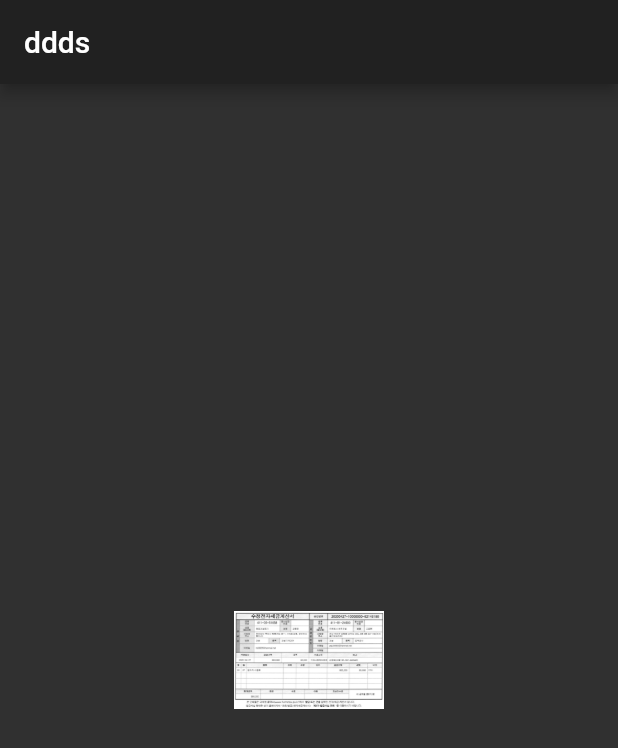
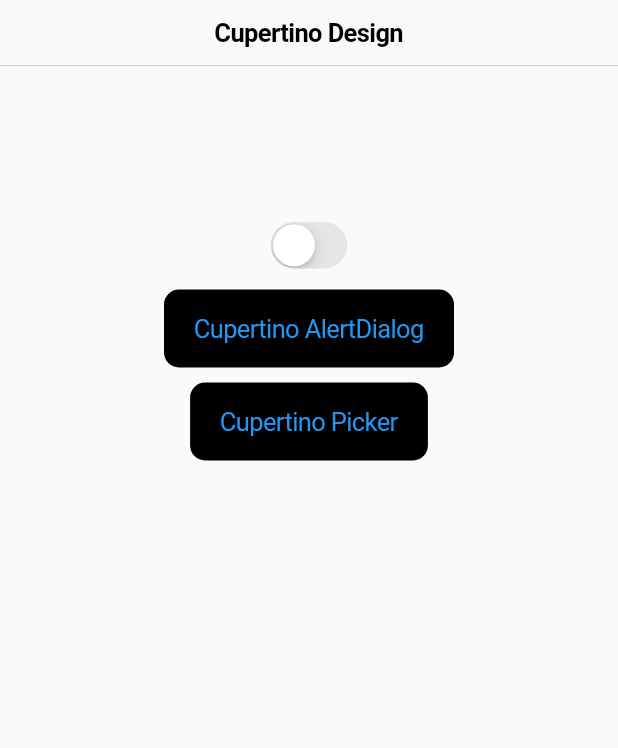
Before and after one commit to cckn/Learning-Flutter, a Flutter app: the screen it shows after launch, on a phone screen of 412 x 824 dp. Shown: the top 748 px of the screen. Run offline on Flutter 3.47's test engine with Material 2 defaults, Android fonts, the phone set to English and light mode, and no system bars.

Commit message:
Learn Cupertino Alert

```diff
--- a/lib/main.dart
+++ b/lib/main.dart
@@ -1,3 +1,4 @@
+import 'package:flutter/cupertino.dart';
 import 'package:flutter/material.dart';
 
 void main() => runApp(MyApp());
@@ -7,55 +8,80 @@ class MyApp extends StatelessWidget {
   Widget build(BuildContext context) {
     // TODO: implement build
     return MaterialApp(
-        title: "Flutter Demo", theme: ThemeData.dark(), home: HeroPage());
+        title: "Flutter Demo", theme: ThemeData.light(), home: MyHomePage());
   }
 }
 
-class HeroPage extends StatelessWidget {
+class MyHomePage extends StatefulWidget {
+  @override
+  _MyHomePageState createState() => _MyHomePageState();
+}
+
+class _MyHomePageState extends State<MyHomePage> {
+  bool _isOn = false;
   @override
   Widget build(BuildContext context) {
     return Scaffold(
-      appBar: AppBar(
-        title: Text("ddds"),
+      appBar: CupertinoNavigationBar(
+        middle: Text("Cupertino Design"),
       ),
       body: Center(
-        child: GestureDetector(
-          child: Hero(
-            tag: "image",
-            child: Image.asset(
-              "assets/sample.jpg",
-              width: 100,
-              height: 100,
+        child: Column(
+          children: <Widget>[
+            SizedBox.fromSize(
+              size: Size(10, 100),
             ),
-          ),
-          onTap: () {
-            Navigator.push(context,
-                MaterialPageRoute(builder: (context) => HeroDetailPage()));
-          },
+            CupertinoSwitch(
+                value: _isOn,
+                onChanged: (bool value) {
+                  setState(() {
+                    _isOn = value;
+                  });
+                }),
+            SizedBox.fromSize(
+              size: Size(10, 10),
+            ),
+            CupertinoButton(
+                child: Text("Cupertino AlertDialog"),
+                borderRadius: BorderRadius.circular(10),
+                color: Colors.black,
+                onPressed: () {
+                  _showCupertinoDialog();
+                }),
+            SizedBox.fromSize(
+              size: Size(10, 10),
+            ),
+            CupertinoButton(
+              child: Text("Cupertino Picker"),
+              borderRadius: BorderRadius.circular(10),
+              color: Colors.black,
+              onPressed: () {
+                _showCupertinoPicker();
+              },
+            )
+          ],
         ),
       ),
     );
   }
+
+  _showCupertinoDialog() {
+    showDialog(
+        context: context,
+        builder: (context) => CupertinoAlertDialog(
+              title: Text("제목"),
+              content: Text("내용"),
+              actions: <Widget>[
+                CupertinoDialogAction(child: Text("Cancel")),
+                CupertinoDialogAction(
+                  child: Text("OK"),
+                  onPressed: () {
+                    Navigator.of(context).pop();
+                  },
+                )
+              ],
+            ));
+  }
+
+  _showCupertinoPicker() {}
 }
-
-class HeroDetailPage extends StatelessWidget {
-  @override
-  Widget build(BuildContext context) {
-    return Scaffold(
-      body: Center(
-        child: GestureDetector(
-          child: Hero(
-            tag: "image",
-            child: Image.asset(
-              "assets/sample.jpg",
-            ),
-          ),
-          onTap: () {
-            Navigator.push(
-                context, MaterialPageRoute(builder: (context) => HeroPage()));
-          },
-        ),
-      ),
-    );
-  }
-}
```
